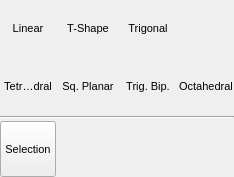
First picture: the form in src/gui/popupbuildgrow.ui, repository trisyoungs/aten, before the edit.
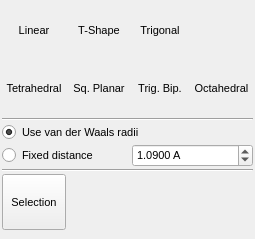
Second picture: the form after the edit. Icons and pictures are not drawn. Custom widgets are drawn as their Qt base class.

Commit message: Removed unnecessary set of button icon from Selection button in Grow popup.

The edit to the form file:
```diff
--- a/src/gui/popupbuildgrow.ui
+++ b/src/gui/popupbuildgrow.ui
@@ -6,8 +6,8 @@
    <rect>
     <x>0</x>
     <y>0</y>
-    <width>234</width>
-    <height>177</height>
+    <width>255</width>
+    <height>239</height>
    </rect>
   </property>
   <property name="sizePolicy">
@@ -26,101 +26,19 @@
   </property>
   <layout class="QGridLayout" name="gridLayout">
    <property name="margin">
-    <number>0</number>
+    <number>2</number>
    </property>
    <property name="spacing">
     <number>2</number>
    </property>
-   <item row="3" column="0">
-    <widget class="QToolButton" name="GrowSelectionButton">
-     <property name="minimumSize">
-      <size>
-       <width>56</width>
-       <height>56</height>
-      </size>
-     </property>
-     <property name="maximumSize">
-      <size>
-       <width>56</width>
-       <height>56</height>
-      </size>
-     </property>
-     <property name="toolTip">
-      <string>Grow atom onto all atoms in current selection</string>
-     </property>
-     <property name="text">
-      <string>Selection</string>
-     </property>
-     <property name="icon">
-      <iconset resource="icons.qrc">
-       <normaloff>:/build/icons/build_growsel.svg</normaloff>:/build/icons/build_growsel.svg</iconset>
-     </property>
-     <property name="iconSize">
-      <size>
-       <width>30</width>
-       <height>30</height>
-      </size>
-     </property>
-     <property name="checkable">
-      <bool>false</bool>
-     </property>
-     <property name="autoExclusive">
-      <bool>false</bool>
-     </property>
-     <property name="toolButtonStyle">
-      <enum>Qt::ToolButtonTextUnderIcon</enum>
-     </property>
-     <property name="autoRaise">
-      <bool>false</bool>
-     </property>
-    </widget>
-   </item>
-   <item row="0" column="2">
-    <widget class="QToolButton" name="GeometryTShapeButton">
-     <property name="minimumSize">
-      <size>
-       <width>56</width>
-       <height>56</height>
-      </size>
-     </property>
-     <property name="maximumSize">
-      <size>
-       <width>56</width>
-       <height>56</height>
-      </size>
-     </property>
-     <property name="toolTip">
-      <string>Set grow geometry to T-shape</string>
-     </property>
-     <property name="text">
-      <string>T-Shape</string>
-     </property>
-     <property name="icon">
-      <iconset resource="icons.qrc">
-       <normaloff>:/atomgeometry/icons/atomgeometry_tshape.png</normaloff>:/atomgeometry/icons/atomgeometry_tshape.png</iconset>
-     </property>
-     <property name="iconSize">
-      <size>
-       <width>30</width>
-       <height>30</height>
-      </size>
-     </property>
-     <property name="checkable">
-      <bool>true</bool>
-     </property>
-     <property name="autoExclusive">
-      <bool>true</bool>
-     </property>
-     <property name="toolButtonStyle">
-      <enum>Qt::ToolButtonTextUnderIcon</enum>
-     </property>
-     <property name="autoRaise">
-      <bool>true</bool>
-     </property>
-    </widget>
-   </item>
    <item row="0" column="0">
     <widget class="QToolButton" name="GeometryLinearButton">
+     <property name="sizePolicy">
+      <sizepolicy hsizetype="Minimum" vsizetype="Fixed">
+       <horstretch>0</horstretch>
+       <verstretch>0</verstretch>
+      </sizepolicy>
+     </property>
      <property name="minimumSize">
       <size>
        <width>56</width>
@@ -129,7 +47,7 @@
      </property>
      <property name="maximumSize">
       <size>
-       <width>56</width>
+       <width>128</width>
        <height>56</height>
       </size>
      </property>
@@ -163,8 +81,221 @@
      </property>
     </widget>
    </item>
+   <item row="0" column="1">
+    <widget class="QToolButton" name="GeometryTShapeButton">
+     <property name="sizePolicy">
+      <sizepolicy hsizetype="Minimum" vsizetype="Fixed">
+       <horstretch>0</horstretch>
+       <verstretch>0</verstretch>
+      </sizepolicy>
+     </property>
+     <property name="minimumSize">
+      <size>
+       <width>56</width>
+       <height>56</height>
+      </size>
+     </property>
+     <property name="maximumSize">
+      <size>
+       <width>128</width>
+       <height>56</height>
+      </size>
+     </property>
+     <property name="toolTip">
+      <string>Set grow geometry to T-shape</string>
+     </property>
+     <property name="text">
+      <string>T-Shape</string>
+     </property>
+     <property name="icon">
+      <iconset resource="icons.qrc">
+       <normaloff>:/atomgeometry/icons/atomgeometry_tshape.png</normaloff>:/atomgeometry/icons/atomgeometry_tshape.png</iconset>
+     </property>
+     <property name="iconSize">
+      <size>
+       <width>30</width>
+       <height>30</height>
+      </size>
+     </property>
+     <property name="checkable">
+      <bool>true</bool>
+     </property>
+     <property name="autoExclusive">
+      <bool>true</bool>
+     </property>
+     <property name="toolButtonStyle">
+      <enum>Qt::ToolButtonTextUnderIcon</enum>
+     </property>
+     <property name="autoRaise">
+      <bool>true</bool>
+     </property>
+    </widget>
+   </item>
+   <item row="0" column="2">
+    <widget class="QToolButton" name="GeometryTrigonalButton">
+     <property name="sizePolicy">
+      <sizepolicy hsizetype="Minimum" vsizetype="Fixed">
+       <horstretch>0</horstretch>
+       <verstretch>0</verstretch>
+      </sizepolicy>
+     </property>
+     <property name="minimumSize">
+      <size>
+       <width>56</width>
+       <height>56</height>
+      </size>
+     </property>
+     <property name="maximumSize">
+      <size>
+       <width>128</width>
+       <height>56</height>
+      </size>
+     </property>
+     <property name="toolTip">
+      <string>Set grow geometry to trigonal planar</string>
+     </property>
+     <property name="text">
+      <string>Trigonal</string>
+     </property>
+     <property name="icon">
+      <iconset resource="icons.qrc">
+       <normaloff>:/atomgeometry/icons/atomgeometry_trigonal.png</normaloff>:/atomgeometry/icons/atomgeometry_trigonal.png</iconset>
+     </property>
+     <property name="iconSize">
+      <size>
+       <width>30</width>
+       <height>30</height>
+      </size>
+     </property>
+     <property name="checkable">
+      <bool>true</bool>
+     </property>
+     <property name="autoExclusive">
+      <bool>true</bool>
+     </property>
+     <property name="toolButtonStyle">
+      <enum>Qt::ToolButtonTextUnderIcon</enum>
+     </property>
+     <property name="autoRaise">
+      <bool>true</bool>
+     </property>
+    </widget>
+   </item>
+   <item row="2" column="0" colspan="4">
+    <widget class="Line" name="line">
+     <property name="orientation">
+      <enum>Qt::Horizontal</enum>
+     </property>
+    </widget>
+   </item>
+   <item row="6" column="0">
+    <widget class="QToolButton" name="GrowSelectionButton">
+     <property name="sizePolicy">
+      <sizepolicy hsizetype="Minimum" vsizetype="Fixed">
+       <horstretch>0</horstretch>
+       <verstretch>0</verstretch>
+      </sizepolicy>
+     </property>
+     <property name="minimumSize">
+      <size>
+       <width>56</width>
+       <height>56</height>
+      </size>
+     </property>
+     <property name="maximumSize">
+      <size>
+       <width>128</width>
+       <height>56</height>
+      </size>
+     </property>
+     <property name="toolTip">
+      <string>Grow atom onto all atoms in current selection</string>
+     </property>
+     <property name="text">
+      <string>Selection</string>
+     </property>
+     <property name="icon">
+      <iconset>
+       <normaloff>:/build/icons/build_growsel.svg</normaloff>:/build/icons/build_growsel.svg</iconset>
+     </property>
+     <property name="iconSize">
+      <size>
+       <width>30</width>
+       <height>30</height>
+      </size>
+     </property>
+     <property name="checkable">
+      <bool>false</bool>
+     </property>
+     <property name="autoExclusive">
+      <bool>false</bool>
+     </property>
+     <property name="toolButtonStyle">
+      <enum>Qt::ToolButtonTextUnderIcon</enum>
+     </property>
+     <property name="autoRaise">
+      <bool>false</bool>
+     </property>
+    </widget>
+   </item>
+   <item row="1" column="3">
+    <widget class="QToolButton" name="GeometryOctahedralButton">
+     <property name="sizePolicy">
+      <sizepolicy hsizetype="Minimum" vsizetype="Fixed">
+       <horstretch>0</horstretch>
+       <verstretch>0</verstretch>
+      </sizepolicy>
+     </property>
+     <property name="minimumSize">
+      <size>
+       <width>56</width>
+       <height>56</height>
+      </size>
+     </property>
+     <property name="maximumSize">
+      <size>
+       <width>128</width>
+       <height>56</height>
+      </size>
+     </property>
+     <property name="toolTip">
+      <string>Set grow geometry to octahedral</string>
+     </property>
+     <property name="text">
+      <string>Octahedral</string>
+     </property>
+     <property name="icon">
+      <iconset resource="icons.qrc">
+       <normaloff>:/atomgeometry/icons/atomgeometry_octahedral.png</normaloff>:/atomgeometry/icons/atomgeometry_octahedral.png</iconset>
+     </property>
+     <property name="iconSize">
+      <size>
+       <width>30</width>
+       <height>30</height>
+      </size>
+     </property>
+     <property name="checkable">
+      <bool>true</bool>
+     </property>
+     <property name="autoExclusive">
+      <bool>true</bool>
+     </property>
+     <property name="toolButtonStyle">
+      <enum>Qt::ToolButtonTextUnderIcon</enum>
+     </property>
+     <property name="autoRaise">
+      <bool>true</bool>
+     </property>
+    </widget>
+   </item>
    <item row="1" column="0">
     <widget class="QToolButton" name="GeometryTetrahedralButton">
+     <property name="sizePolicy">
+      <sizepolicy hsizetype="Minimum" vsizetype="Fixed">
+       <horstretch>0</horstretch>
+       <verstretch>0</verstretch>
+      </sizepolicy>
+     </property>
      <property name="minimumSize">
       <size>
        <width>56</width>
@@ -173,7 +304,7 @@
      </property>
      <property name="maximumSize">
       <size>
-       <width>56</width>
+       <width>128</width>
        <height>56</height>
       </size>
      </property>
@@ -207,8 +338,21 @@
      </property>
     </widget>
    </item>
-   <item row="1" column="2">
+   <item row="5" column="0" colspan="4">
+    <widget class="Line" name="line_2">
+     <property name="orientation">
+      <enum>Qt::Horizontal</enum>
+     </property>
+    </widget>
+   </item>
+   <item row="1" column="1">
     <widget class="QToolButton" name="GeometrySqPlanarButton">
+     <property name="sizePolicy">
+      <sizepolicy hsizetype="Minimum" vsizetype="Fixed">
+       <horstretch>0</horstretch>
+       <verstretch>0</verstretch>
+      </sizepolicy>
+     </property>
      <property name="minimumSize">
       <size>
        <width>56</width>
@@ -217,7 +361,7 @@
      </property>
      <property name="maximumSize">
       <size>
-       <width>56</width>
+       <width>128</width>
        <height>56</height>
       </size>
      </property>
@@ -251,8 +395,14 @@
      </property>
     </widget>
    </item>
-   <item row="1" column="4">
+   <item row="1" column="2">
     <widget class="QToolButton" name="GeometryTrigBipyramidButton">
+     <property name="sizePolicy">
+      <sizepolicy hsizetype="Minimum" vsizetype="Fixed">
+       <horstretch>0</horstretch>
+       <verstretch>0</verstretch>
+      </sizepolicy>
+     </property>
      <property name="minimumSize">
       <size>
        <width>56</width>
@@ -261,7 +411,7 @@
      </property>
      <property name="maximumSize">
       <size>
-       <width>56</width>
+       <width>128</width>
        <height>56</height>
       </size>
      </property>
@@ -295,103 +445,61 @@
      </property>
     </widget>
    </item>
-   <item row="1" column="5">
-    <widget class="QToolButton" name="GeometryOctahedralButton">
-     <property name="minimumSize">
-      <size>
-       <width>56</width>
-       <height>56</height>
-      </size>
-     </property>
-     <property name="maximumSize">
-      <size>
-       <width>56</width>
-       <height>56</height>
-      </size>
-     </property>
+   <item row="3" column="0" colspan="4">
+    <widget class="QRadioButton" name="VanDerWaalsRadio">
      <property name="toolTip">
       <string>Set grow geometry to octahedral</string>
      </property>
      <property name="text">
-      <string>Octahedral</string>
+      <string>Use van der Waals radii</string>
      </property>
-     <property name="icon">
-      <iconset resource="icons.qrc">
-       <normaloff>:/atomgeometry/icons/atomgeometry_octahedral.png</normaloff>:/atomgeometry/icons/atomgeometry_octahedral.png</iconset>
-     </property>
-     <property name="iconSize">
-      <size>
-       <width>30</width>
-       <height>30</height>
-      </size>
-     </property>
-     <property name="checkable">
+     <property name="checked">
       <bool>true</bool>
      </property>
      <property name="autoExclusive">
       <bool>true</bool>
      </property>
-     <property name="toolButtonStyle">
-      <enum>Qt::ToolButtonTextUnderIcon</enum>
-     </property>
-     <property name="autoRaise">
-      <bool>true</bool>
-     </property>
     </widget>
    </item>
-   <item row="2" column="0" colspan="6">
-    <widget class="Line" name="line">
-     <property name="orientation">
-      <enum>Qt::Horizontal</enum>
-     </property>
-    </widget>
-   </item>
-   <item row="0" column="4">
-    <widget class="QToolButton" name="GeometryTrigonalButton">
-     <property name="minimumSize">
-      <size>
-       <width>56</width>
-       <height>56</height>
-      </size>
-     </property>
-     <property name="maximumSize">
-      <size>
-       <width>56</width>
-       <height>56</height>
-      </size>
-     </property>
+   <item row="4" column="0" colspan="2">
+    <widget class="QRadioButton" name="FixedRadio">
      <property name="toolTip">
       <string>Set grow geometry to trigonal planar</string>
      </property>
      <property name="text">
-      <string>Trigonal</string>
+      <string>Fixed distance</string>
      </property>
      <property name="icon">
       <iconset resource="icons.qrc">
        <normaloff>:/atomgeometry/icons/atomgeometry_trigonal.png</normaloff>:/atomgeometry/icons/atomgeometry_trigonal.png</iconset>
      </property>
-     <property name="iconSize">
-      <size>
-       <width>30</width>
-       <height>30</height>
-      </size>
+    </widget>
+   </item>
+   <item row="4" column="2" colspan="2">
+    <widget class="TExponentialSpin" name="DistanceSpin">
+     <property name="suffix">
+      <string> A</string>
      </property>
-     <property name="checkable">
-      <bool>true</bool>
+     <property name="decimals">
+      <number>4</number>
      </property>
-     <property name="autoExclusive">
-      <bool>true</bool>
+     <property name="maximum">
+      <double>1000.000000000000000</double>
      </property>
-     <property name="toolButtonStyle">
-      <enum>Qt::ToolButtonTextUnderIcon</enum>
-     </property>
-     <property name="autoRaise">
-      <bool>true</bool>
+     <property name="value">
+      <double>1.090000000000000</double>
      </property>
     </widget>
    </item>
   </layout>
  </widget>
+ <customwidgets>
+  <customwidget>
+   <class>TExponentialSpin</class>
+   <extends>QDoubleSpinBox</extends>
+   <header>gui/texponentialspin.hui</header>
+  </customwidget>
+ </customwidgets>
  <resources>
   <include location="icons.qrc"/>
  </resources>
```
Left out of the diff: 30 changed lines with no effect on the pictures. The commit also changes 5 other files.
